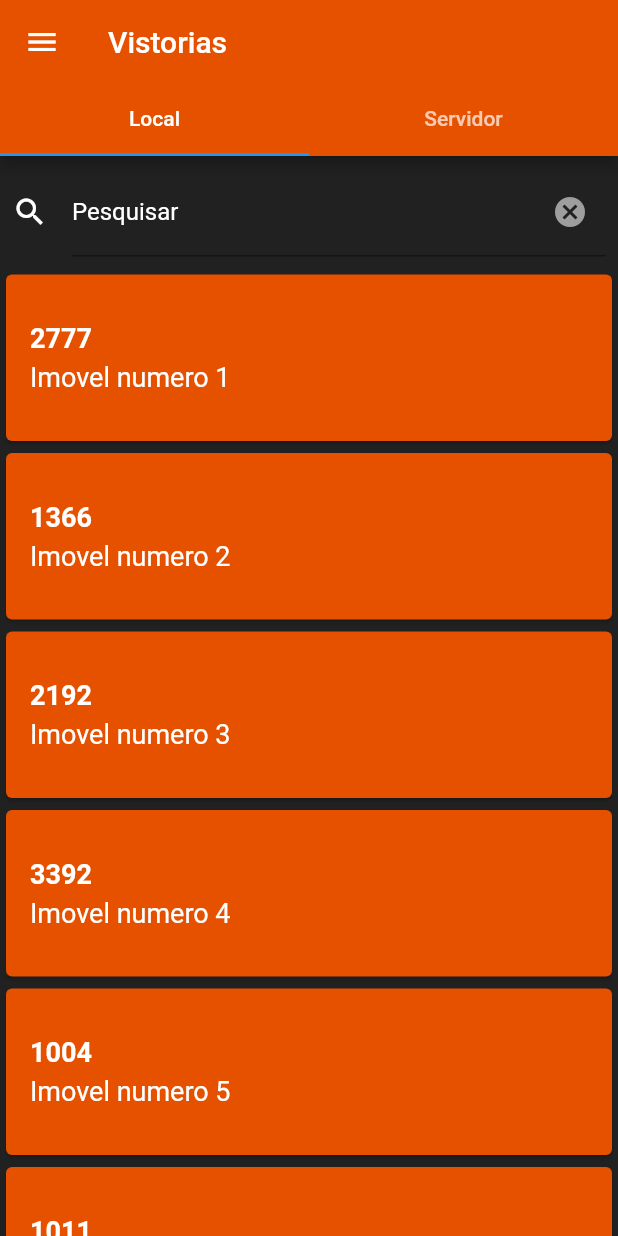
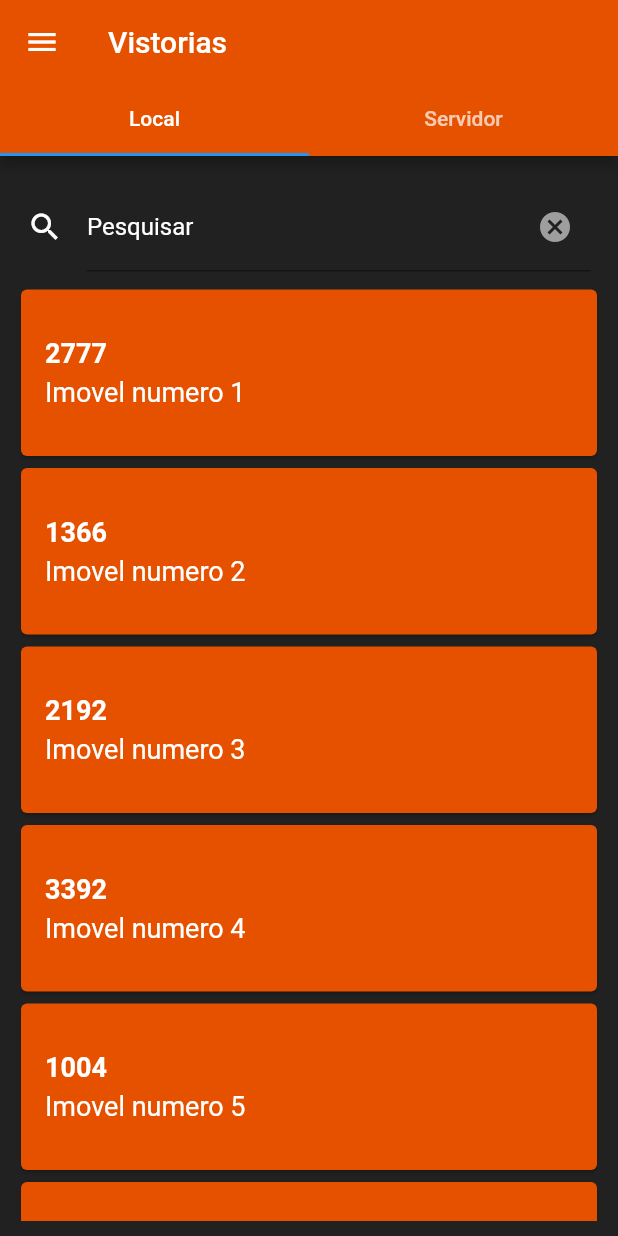
Before and after one commit to wellingtomnnb/ez-vistoria, a Flutter app: the VistoriasPage screen opened by its route, on a phone screen of 412 x 824 dp. Run offline on Flutter 3.47's test engine with Material 2 defaults, Android fonts, the phone set to English and light mode, and no system bars; our stand-ins replace fluttertoast, rflutter_alert.

```diff
--- a/lib/Pages/DetalheItemPage.dart
+++ b/lib/Pages/DetalheItemPage.dart
@@ -113,7 +113,9 @@ class _DetalheItemPageState extends State<DetalheItemPage> {
                     RoundedRectangleBorder(
                         borderRadius: BorderRadius.all(Radius.circular(50)),
                         side: BorderSide(color: Colors.red)))),
-            onPressed: () {},
+            onPressed: () {
+              _saveData();
+            },
           )
         ],
       ),
@@ -122,6 +124,7 @@ class _DetalheItemPageState extends State<DetalheItemPage> {
 
   _listFotosContainer() {
     return Container(
+      padding: const EdgeInsets.all(10),
       color: Cores.cinza_fundo,
       child: new StaggeredGridView.countBuilder(
         crossAxisCount: 4,
--- a/lib/Pages/VistoriasPage.dart
+++ b/lib/Pages/VistoriasPage.dart
@@ -3,6 +3,7 @@ import 'dart:convert';
 import 'package:ez_vistors/Models/Vistorias.dart';
 import 'package:ez_vistors/Pages/HomePage.dart';
 import 'package:ez_vistors/Pages/ListComodoPage.dart';
+import 'package:ez_vistors/Theme/Bordas.dart';
 import 'package:ez_vistors/Theme/Cores.dart';
 import 'package:flutter/cupertino.dart';
 import 'package:flutter/material.dart';
@@ -80,6 +81,7 @@ class _VistoriasPageState extends State<VistoriasPage> {
             body: TabBarView(
               children: [
                 Container(
+                  padding: const EdgeInsets.all(10),
                   color: Cores.cinza_fundo,
                   child: ListView.builder(
                       itemBuilder: (context, index) {
@@ -91,6 +93,7 @@ class _VistoriasPageState extends State<VistoriasPage> {
                       itemCount: _vistoriasLocal.vistoria.length + 1),
                 ),
                 Container(
+                  padding: const EdgeInsets.all(10),
                   color: Cores.cinza_fundo,
                   child: ListView.builder(
                       itemBuilder: (context, index) {
```
